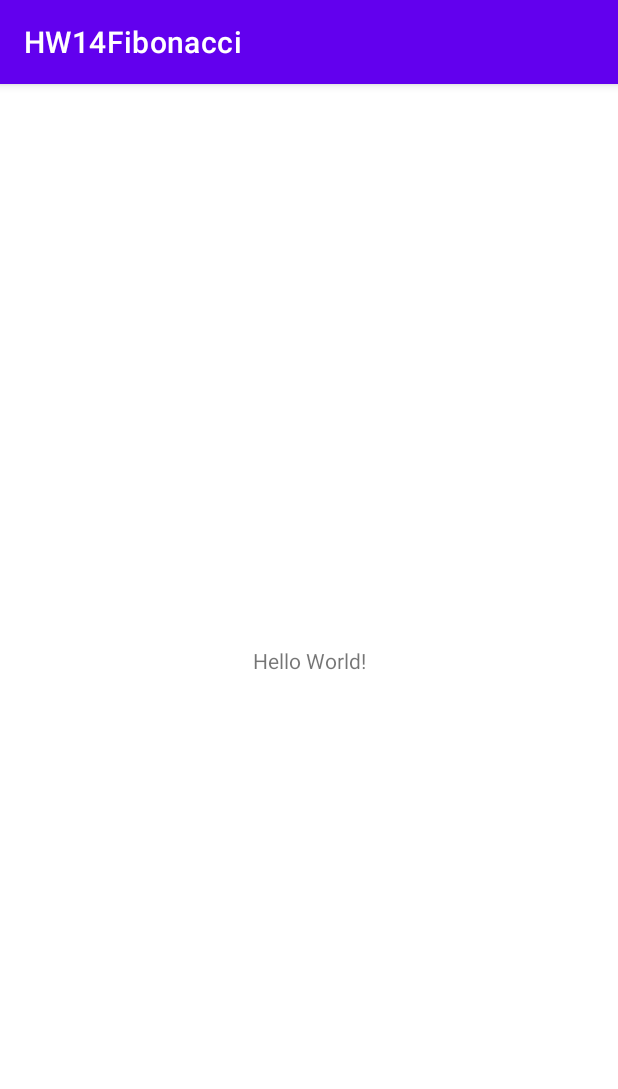
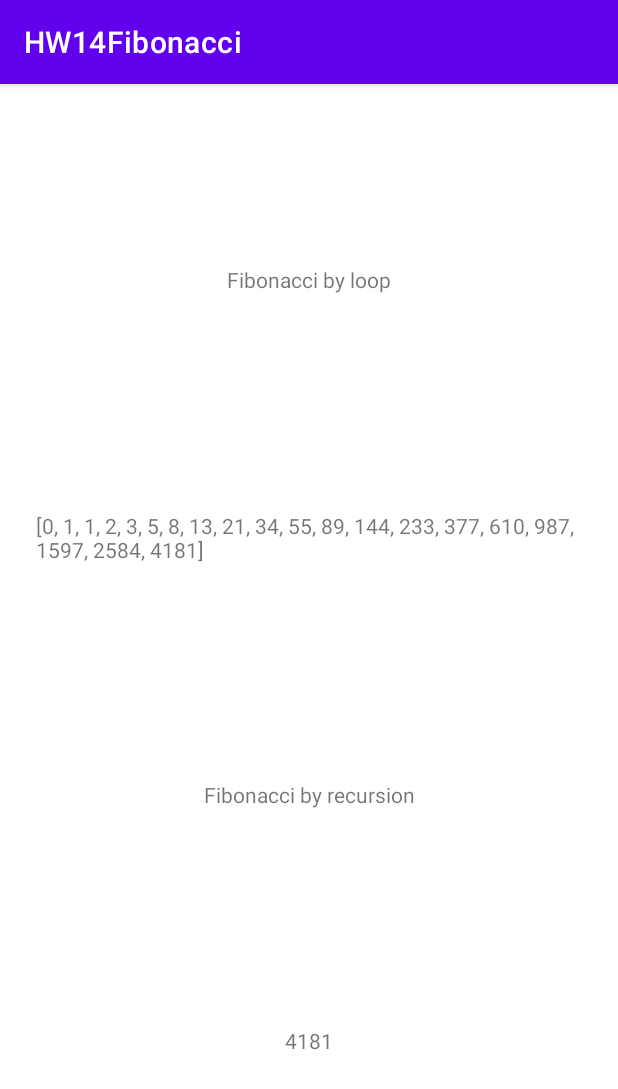
Before and after one commit to SavitskyRoman/HW14Fibonacci, an Android app: the screen it shows after launch (MainActivity), on a phone screen of 412 x 824 dp. Shown: the top 1089 px of the screen. Run offline under Robolectric (Android 15) with nearby library versions, the phone set to English and light mode, and no system bars.

Commit message:
added fibonacci code

```diff
--- a/app/src/main/java/com/example/hw14fibonacci/MainActivity.kt
+++ b/app/src/main/java/com/example/hw14fibonacci/MainActivity.kt
@@ -2,10 +2,36 @@ package com.example.hw14fibonacci
 
 import androidx.appcompat.app.AppCompatActivity
 import android.os.Bundle
+import android.widget.TextView
 
 class MainActivity : AppCompatActivity() {
     override fun onCreate(savedInstanceState: Bundle?) {
         super.onCreate(savedInstanceState)
         setContentView(R.layout.activity_main)
+        val text = findViewById<TextView>(R.id.fibonacci_loop_to_screen)
+        text.text = fibonacci(20)
+        val textTwo = findViewById<TextView>(R.id.fibonacci_recursion_to_screen)
+        textTwo.text = fibonacciRecursion(20).toString()
+    }
+
+    fun fibonacci(x: Int): String {
+        val y = arrayOfNulls<Int>(x)
+        for (item in y) {
+            y[0] = 0
+            y[1] = 1
+            for (i in 2 until y.size) {
+                y[i] = y[i - 1]!!.plus(y[i - 2]!!)
+            }
+        }
+        return y.contentToString()
+    }
+
+    fun fibonacciRecursion(x: Int): Int {
+        if (x <= 1) {
+            return 0
+        } else if (x == 2) return 1
+        else {
+            return fibonacciRecursion(x - 1).plus(fibonacciRecursion(x - 2))
+        }
     }
 }
--- a/app/src/main/res/layout/activity_main.xml
+++ b/app/src/main/res/layout/activity_main.xml
@@ -7,12 +7,53 @@
     tools:context=".MainActivity">
 
     <TextView
+        android:id="@+id/textView"
         android:layout_width="wrap_content"
         android:layout_height="wrap_content"
-        android:text="Hello World!"
+        android:layout_margin="24dp"
+        android:text="@string/fibonacci_by_loop"
+        app:layout_constraintBottom_toTopOf="@+id/fibonacci_loop_to_screen"
+        app:layout_constraintEnd_toEndOf="parent"
+        app:layout_constraintHorizontal_bias="0.5"
+        app:layout_constraintStart_toStartOf="parent"
+        app:layout_constraintTop_toTopOf="parent"
+        app:layout_constraintVertical_bias="0.0"
+        app:layout_constraintVertical_chainStyle="spread" />
+
+    <TextView
+        android:id="@+id/fibonacci_loop_to_screen"
+        android:layout_width="match_parent"
+        android:layout_height="wrap_content"
+        android:layout_margin="24dp"
+        android:text="@string/text"
+        app:layout_constraintBottom_toTopOf="@+id/textView2"
+        app:layout_constraintEnd_toEndOf="parent"
+        app:layout_constraintHorizontal_bias="0.5"
+        app:layout_constraintStart_toStartOf="parent"
+        app:layout_constraintTop_toBottomOf="@+id/textView" />
+
+    <TextView
+        android:id="@+id/textView2"
+        android:layout_width="wrap_content"
+        android:layout_height="wrap_content"
+        android:layout_margin="24dp"
+        android:text="@string/fibonacci_by_recursion"
+        app:layout_constraintBottom_toTopOf="@+id/fibonacci_recursion_to_screen"
+        app:layout_constraintEnd_toEndOf="parent"
+        app:layout_constraintHorizontal_bias="0.5"
+        app:layout_constraintStart_toStartOf="parent"
+        app:layout_constraintTop_toBottomOf="@+id/fibonacci_loop_to_screen" />
+
+    <TextView
+        android:id="@+id/fibonacci_recursion_to_screen"
+        android:layout_width="wrap_content"
+        android:layout_height="wrap_content"
+        android:layout_margin="24dp"
+        android:text="@string/textview"
         app:layout_constraintBottom_toBottomOf="parent"
-        app:layout_constraintLeft_toLeftOf="parent"
-        app:layout_constraintRight_toRightOf="parent"
-        app:layout_constraintTop_toTopOf="parent" />
+        app:layout_constraintEnd_toEndOf="parent"
+        app:layout_constraintHorizontal_bias="0.5"
+        app:layout_constraintStart_toStartOf="parent"
+        app:layout_constraintTop_toBottomOf="@+id/textView2" />
 
 </androidx.constraintlayout.widget.ConstraintLayout>
--- a/app/src/main/res/values/strings.xml
+++ b/app/src/main/res/values/strings.xml
@@ -1,3 +1,7 @@
 <resources>
     <string name="app_name">HW14Fibonacci</string>
+    <string name="text" />
+    <string name="fibonacci_by_loop">Fibonacci by loop</string>
+    <string name="fibonacci_by_recursion">Fibonacci by recursion</string>
+    <string name="textview" />
 </resources>
```
